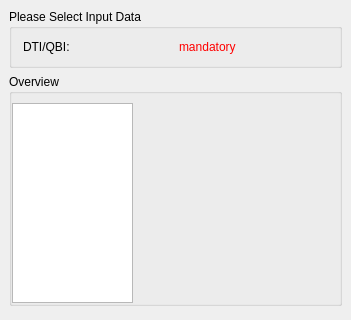
Above: Plugins/org.mitk.gui.qt.diffusionimaging.reconstruction/src/internal/QmitkODFDetailsViewControls.ui from MITK/MITK before the change; both pictures show x 0 to 351 and y 0 to 320 of the 351 by 734 pixel window. Below: the same form after it.
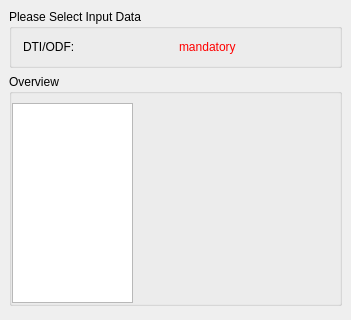
That is the form after the change. Custom widgets are drawn as their Qt base class.

Diff of the .ui file:
```diff
--- a/Plugins/org.mitk.gui.qt.diffusionimaging.reconstruction/src/internal/QmitkODFDetailsViewControls.ui
+++ b/Plugins/org.mitk.gui.qt.diffusionimaging.reconstruction/src/internal/QmitkODFDetailsViewControls.ui
@@ -35,7 +35,7 @@
       <item row="0" column="0">
        <widget class="QLabel" name="label">
         <property name="text">
-         <string>DTI/QBI:</string>
+         <string>DTI/ODF:</string>
         </property>
        </widget>
       </item>
```
Left out of the diff: 22 changed lines with no effect on the pictures.
